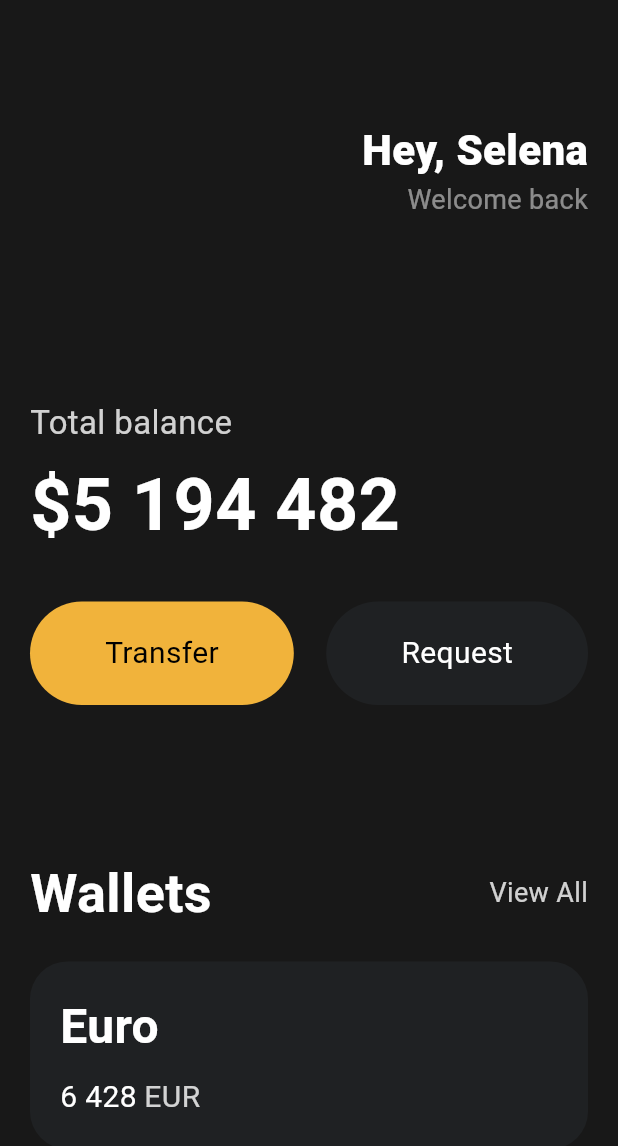
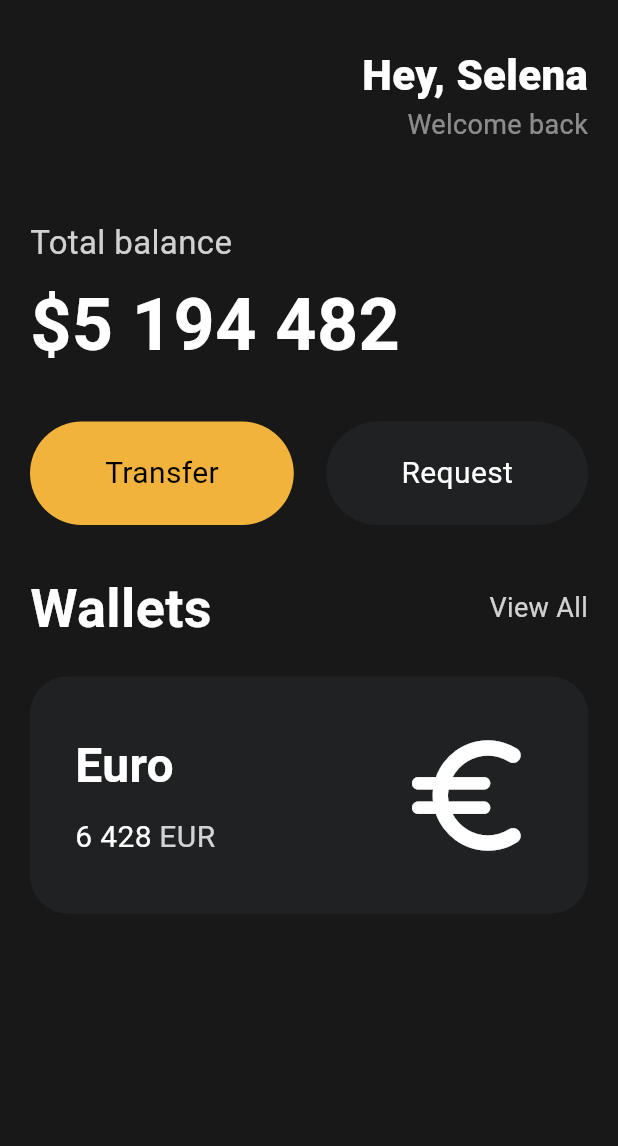
Before and after one commit to Genie1486/nomadecoder_flutter, a Flutter app: the screen it shows after launch, on a phone screen of 412 x 824 dp. Shown: the top 1146 px of the screen. Run offline on Flutter 3.47's test engine with Material 3 defaults, Android fonts, the phone set to English and light mode, and no system bars.

Commit message:
3-25 Card의 오른쪽 Icon 만들기

```diff
--- a/2_Hello_Flutter/toonflix/lib/main.dart
+++ b/2_Hello_Flutter/toonflix/lib/main.dart
@@ -63,7 +63,7 @@ class App extends StatelessWidget {
               children: [
                 // SizeBox로 제일 위에 높이 80의 빈 열 생성
                 const SizedBox(
-                  height: 80,
+                  height: 30,
                 ),
                 Row(
                   // 오른쪽 정렬
@@ -94,7 +94,7 @@ class App extends StatelessWidget {
                   ],
                 ),
                 const SizedBox(
-                  height: 120,
+                  height: 50,
                 ),
                 Text(
                   'Total balance',
@@ -137,7 +137,7 @@ class App extends StatelessWidget {
                   ],
                 ),
                 const SizedBox(
-                  height: 100,
+                  height: 30,
                 ),
                 Row(
                   mainAxisAlignment: MainAxisAlignment.spaceBetween,
@@ -169,8 +169,9 @@ class App extends StatelessWidget {
                     borderRadius: BorderRadius.circular(25),
                   ),
                   child: Padding(
-                    padding: const EdgeInsets.all(20),
+                    padding: const EdgeInsets.all(30),
                     child: Row(
+                      mainAxisAlignment: MainAxisAlignment.spaceBetween,
                       children: [
                         Column(
                           crossAxisAlignment: CrossAxisAlignment.start,
@@ -209,6 +210,11 @@ class App extends StatelessWidget {
                             ),
                           ],
                         ),
+                        const Icon(
+                          Icons.euro_rounded,
+                          color: Colors.white,
+                          size: 98,
+                        ),
                       ],
                     ),
                   ),
```
